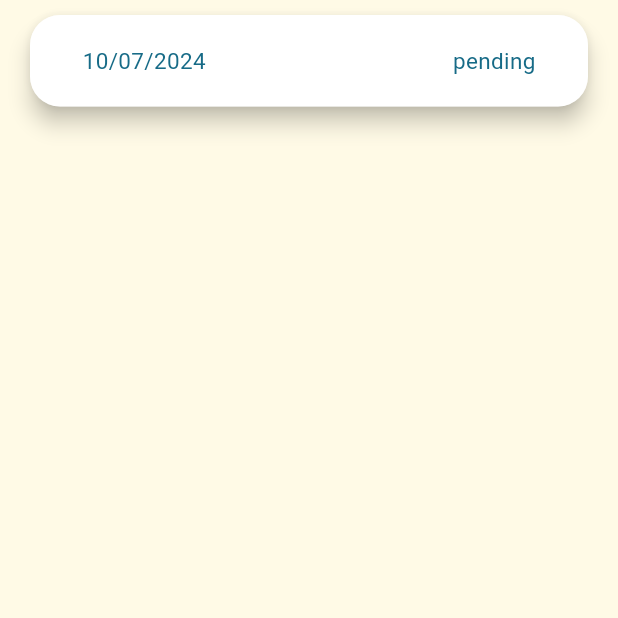
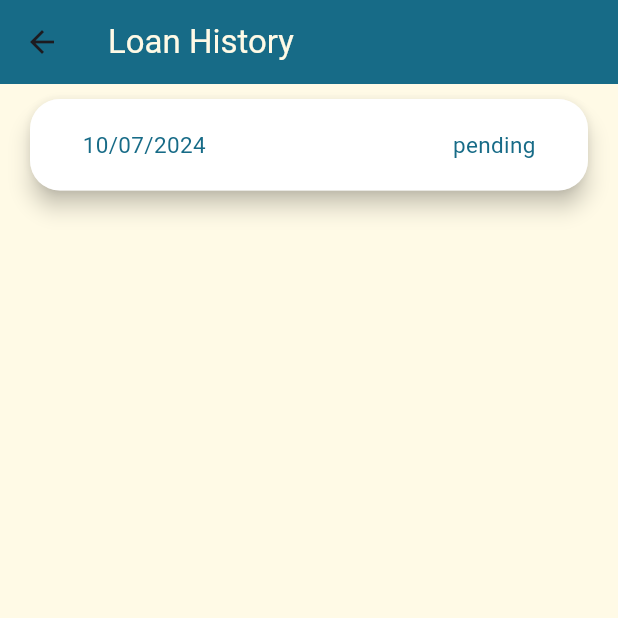
Before and after one commit to gmulonga/quicloan, a Flutter app: the Homepage screen opened by its route, after a tap on "Loan History", on a phone screen of 412 x 824 dp, the top half of it. Run offline on Flutter 3.47's test engine with Material 3 defaults, Android fonts, the phone set to English and light mode, and no system bars; our stand-ins replace dashed_circular_progress_bar.

Commit message:
refactor: changing bottom nav icons

```diff
--- a/lib/Screens/Homescreen.dart
+++ b/lib/Screens/Homescreen.dart
@@ -3,6 +3,8 @@ import 'package:animations/animations.dart';
 import 'package:quicloan/Screens/Dashboard.dart';
 import 'package:quicloan/Constants.dart';
 import 'package:quicloan/Screens/Userscreen.dart';
+import 'package:quicloan/Screens/Settings.dart';
+import 'package:quicloan/Screens/SupportScreen.dart';
 
 class Homepage extends StatefulWidget {
   @override
@@ -22,7 +24,7 @@ class _HomepageState extends State<Homepage> {
         closedColor: kOrange,
         transitionType: ContainerTransitionType.fade,
         openBuilder: (BuildContext context, VoidCallback _) {
-          return Userspage();
+          return Supportscreen();
         },
         closedElevation: 6.0,
         closedShape: const RoundedRectangleBorder(
@@ -33,7 +35,7 @@ class _HomepageState extends State<Homepage> {
             onPressed: openContainer,
             backgroundColor: kOrange,
             child: Icon(
-              Icons.menu,
+              Icons.chat,
               color: kCream,
             ),
           );
@@ -84,7 +86,7 @@ class _HomepageState extends State<Homepage> {
               iconSize: 25.0,
               padding: EdgeInsets.only(left: 28.0),
               icon: Icon(
-                Icons.message,
+                Icons.settings,
                 color: _selectedIndex == 2 ? kOrange : kCream,
               ),
               onPressed: () {
@@ -116,8 +118,7 @@ class _HomepageState extends State<Homepage> {
         children: <Widget>[
           Dashboard(),
           Userspage(),
-          Userspage(),
-          Userspage(),
+          Settings(),
         ],
         physics: NeverScrollableScrollPhysics(),
       ),
--- a/lib/Screens/LoanHistory.dart
+++ b/lib/Screens/LoanHistory.dart
@@ -12,6 +12,13 @@ class _LoanHistoryState extends State<LoanHistory> {
   @override
   Widget build(BuildContext context) {
     return Scaffold(
+      appBar: AppBar(
+        title: Text(
+          'Loan History',
+          style: TextStyle(color: kCream),
+        ),
+        backgroundColor: kNavyBlue,
+      ),
       backgroundColor: kCream,
       body: SafeArea(
         child: ListView(
--- /dev/null
+++ b/lib/Screens/Settings.dart
@@ -0,0 +1,25 @@
+import 'package:flutter/material.dart';
+import 'package:quicloan/Constants.dart';
+
+class Settings extends StatefulWidget {
+  @override
+  State<Settings> createState() => _SettingsState();
+}
+
+class _SettingsState extends State<Settings> {
+  @override
+  Widget build(BuildContext context) {
+    return Scaffold(
+      backgroundColor: kCream,
+      body: SafeArea(
+        child: ListView(
+          children: [
+            Center(
+              child: Text('Settings screen'),
+            )
+          ],
+        ),
+      ),
+    );
+  }
+}
```
Also changed, not shown: lib/Screens/SupportScreen.dart (added, +49 -0 lines).
